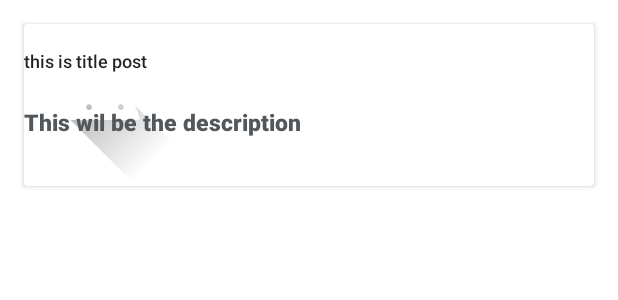
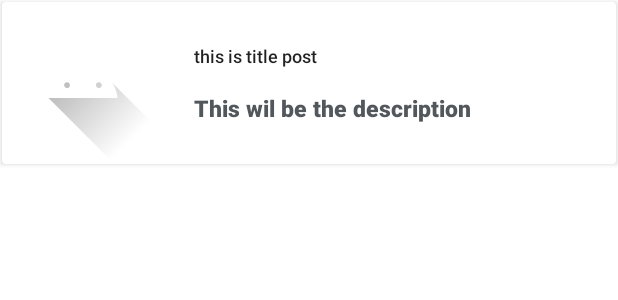
Before and after one commit to hbamoriya/TrendingRepos, an Android app: the layout repo_list.xml on its own in the app's theme, with its tools: preview values and no code run, on a phone screen of 412 x 824 dp. Shown: the top 300 px of the screen. Run offline under Robolectric (Android 15) with nearby library versions, the phone set to English and light mode, and no system bars.

Commit message:
updating card layout

```diff
--- a/app/src/main/res/layout/repo_list.xml
+++ b/app/src/main/res/layout/repo_list.xml
@@ -5,7 +5,8 @@
     android:layout_width="match_parent"
     android:layout_height="wrap_content"
     android:elevation="6dp"
-    android:layout_margin="16dp">
+    android:layout_margin="1dp"
+    android:outlineAmbientShadowColor="#E8E8E8">
 <androidx.constraintlayout.widget.ConstraintLayout
     android:layout_width="match_parent"
     android:layout_height="match_parent">
@@ -16,7 +17,7 @@
         android:layout_height="match_parent"
         android:orientation="vertical"
         android:outlineAmbientShadowColor="#E8E8E8"
-        android:padding="1dp">
+        >
 
     </LinearLayout>
 
@@ -26,8 +27,8 @@
         android:layout_height="wrap_content"
         android:background="@drawable/img"
         app:layout_constraintBottom_toBottomOf="parent"
+        app:layout_constraintStart_toStartOf="parent"
         app:layout_constraintTop_toTopOf="parent"
-        tools:layout_editor_absoluteX="16dp"
         tools:ignore="MissingConstraints" />
 
     <TextView
@@ -35,13 +36,15 @@
         style="@style/TextAppearance.AppCompat.Title"
         android:layout_width="183dp"
         android:layout_height="wrap_content"
-        android:layout_marginTop="16dp"
+        android:layout_marginStart="20dp"
+        android:layout_marginBottom="37dp"
         android:ellipsize="end"
         android:maxLines="1"
         android:text="this is title post "
+        android:textSize="12dp"
+        app:layout_constraintBottom_toBottomOf="parent"
+        app:layout_constraintStart_toEndOf="@+id/repoImg"
         app:layout_constraintTop_toTopOf="parent"
-        tools:layout_editor_absoluteX="147dp"
-        android:textSize="12dp"
         tools:ignore="MissingConstraints" />
 
     <TextView
@@ -49,17 +52,18 @@
         style="@style/TextAppearance.AppCompat.Body2"
         android:layout_width="wrap_content"
         android:layout_height="wrap_content"
+        android:layout_marginStart="20dp"
         android:layout_marginTop="6dp"
         android:layout_marginBottom="16dp"
         android:ellipsize="end"
         android:maxLines="2"
         android:text="This wil be the description"
+        android:textColor="#52575C"
+        android:textSize="15dp"
+        android:textStyle="bold"
         app:layout_constraintBottom_toBottomOf="parent"
+        app:layout_constraintStart_toEndOf="@+id/repoImg"
         app:layout_constraintTop_toBottomOf="@+id/repoTitle"
-        tools:layout_editor_absoluteX="147dp"
-        android:textColor="#52575C"
-        android:textStyle="bold"
-        android:textSize="15dp"
         tools:ignore="MissingConstraints" />
 </androidx.constraintlayout.widget.ConstraintLayout>
 </androidx.cardview.widget.CardView>
```
